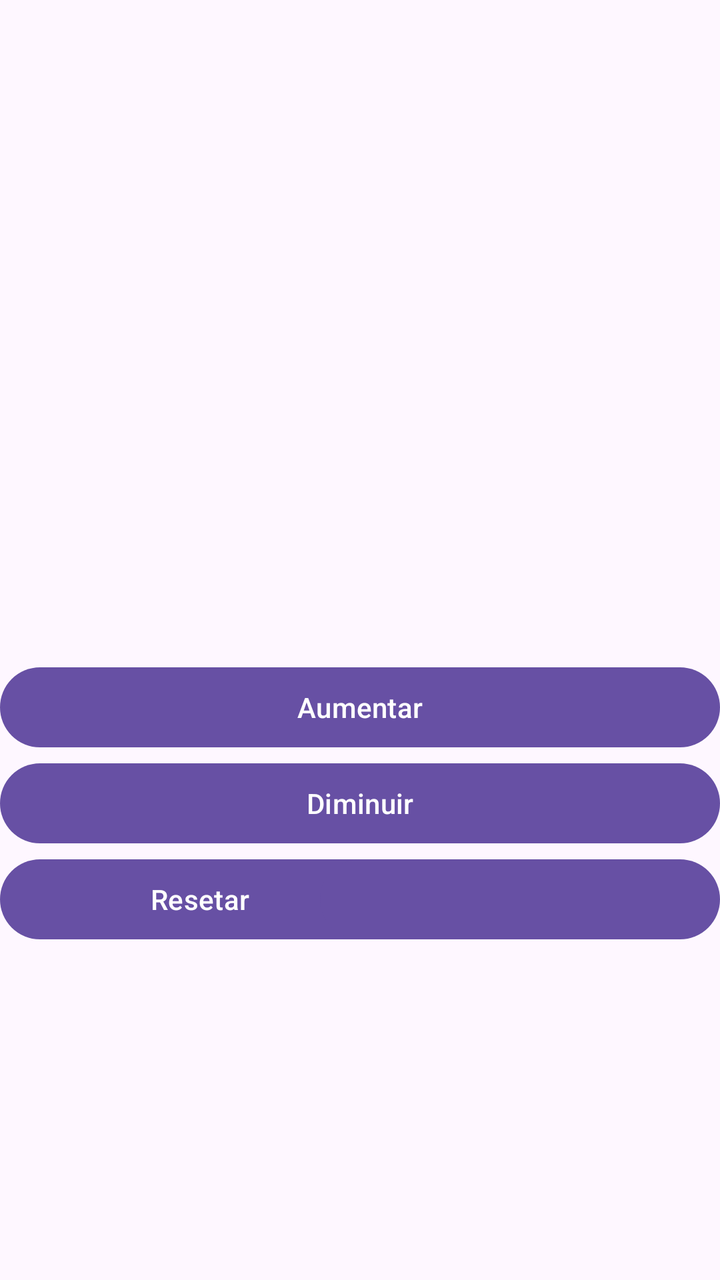
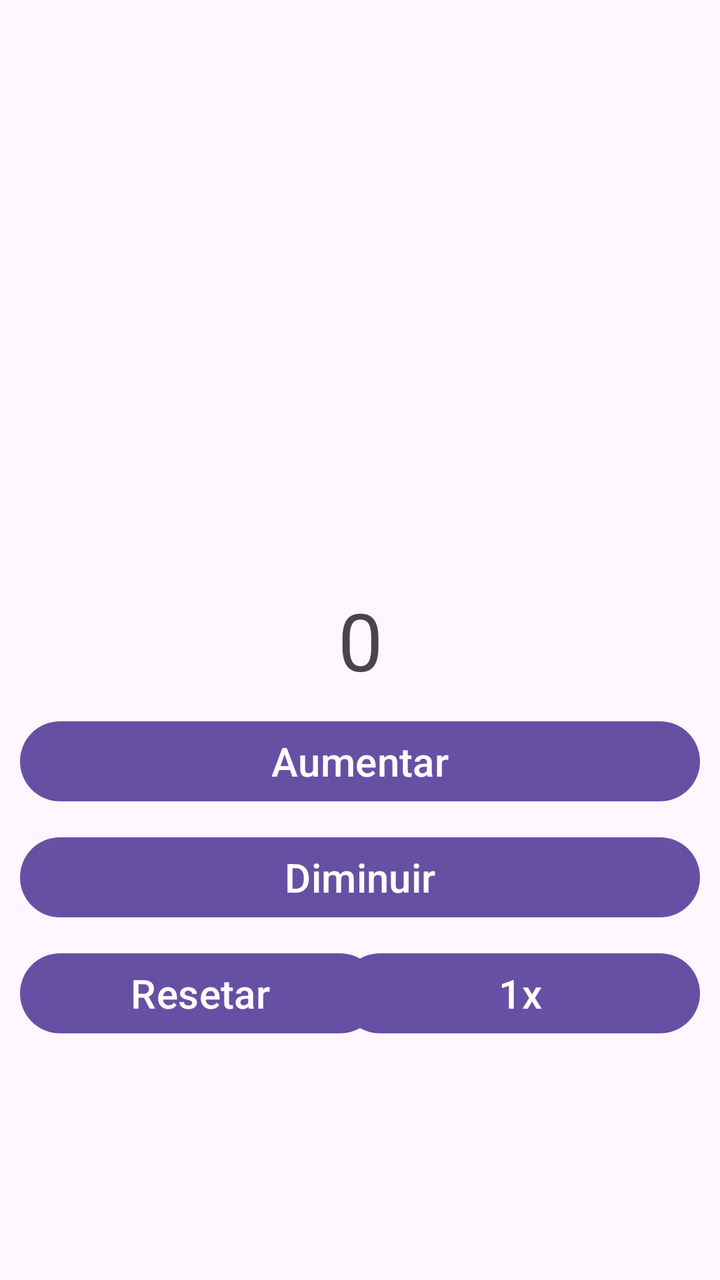

An Android layout rendered at two revisions. The XML below is the earlier revision; the diff shows what the commit changed to produce the second picture.
<!-- AndroidManifest.xml: application theme Theme.Contador -->
<!-- res/layout/activity_main.xml -->
<?xml version="1.0" encoding="utf-8"?>
<androidx.constraintlayout.widget.ConstraintLayout
    xmlns:android="http://schemas.android.com/apk/res/android"
    xmlns:tools="http://schemas.android.com/tools"
    xmlns:app="http://schemas.android.com/apk/res-auto"
    android:id="@+id/main"
    android:layout_width="match_parent"
    android:layout_height="match_parent"
    tools:context=".MainActivity">

    <TextView android:id="@+id/textview"
      android:layout_width="wrap_content"
      android:layout_height="wrap_content"
      android:text=""
      app:layout_constraintBottom_toBottomOf="parent"
      app:layout_constraintStart_toStartOf="parent"
      app:layout_constraintEnd_toEndOf="parent"
      app:layout_constraintTop_toTopOf="parent"
        />

    <Button android:id="@+id/btnAumentar"
        android:layout_width="match_parent"
        android:layout_height="wrap_content"
        android:text="@string/btnAumentar"
        app:layout_constraintStart_toStartOf="parent"
        app:layout_constraintEnd_toEndOf="parent"
        app:layout_constraintTop_toBottomOf="@id/textview"
        />

    <Button android:id="@+id/btnDiminuir"
        android:layout_width="match_parent"
        android:layout_height="wrap_content"
        android:text="@string/btnDiminuir"
        app:layout_constraintStart_toStartOf="parent"
        app:layout_constraintEnd_toEndOf="parent"
        app:layout_constraintTop_toBottomOf="@id/btnAumentar"
        />

    <Button android:id="@+id/btnReset"
        android:layout_width="200dp"
        android:layout_height="wrap_content"
        android:text="@string/btnReset"
        app:layout_constraintStart_toStartOf="parent"
        app:layout_constraintTop_toBottomOf="@id/btnDiminuir"
        />
    <Button android:id="@+id/btnVelocidade"
        android:layout_width="200dp"
        android:layout_height="wrap_content"
        android:text=""
        app:layout_constraintEnd_toEndOf="parent"
        app:layout_constraintTop_toBottomOf="@id/btnDiminuir"
        />

  </androidx.constraintlayout.widget.ConstraintLayout>
<!-- resources referenced by this layout -->
<resources>
  <string name="btnAumentar">Aumentar</string>
  <string name="btnDiminuir">Diminuir</string>
  <string name="btnReset">Resetar</string>
  <style name="Theme.Contador" parent="Base.Theme.Contador" />
  <style name="Base.Theme.Contador" parent="Theme.Material3.DayNight.NoActionBar">
          
          
      </style>
</resources>

<!-- the commit's change to res/layout/activity_main.xml (unified diff, before → after) -->
@@ -9,19 +9,22 @@
     tools:context=".MainActivity">
 
     <TextView android:id="@+id/textview"
-      android:layout_width="wrap_content"
-      android:layout_height="wrap_content"
-      android:text=""
-      app:layout_constraintBottom_toBottomOf="parent"
-      app:layout_constraintStart_toStartOf="parent"
-      app:layout_constraintEnd_toEndOf="parent"
-      app:layout_constraintTop_toTopOf="parent"
+        android:layout_width="wrap_content"
+        android:layout_height="wrap_content"
+        android:text="0"
+        android:textSize="40sp"
+        app:layout_constraintBottom_toBottomOf="parent"
+        app:layout_constraintStart_toStartOf="parent"
+        app:layout_constraintEnd_toEndOf="parent"
+        app:layout_constraintTop_toTopOf="parent"
         />
 
     <Button android:id="@+id/btnAumentar"
         android:layout_width="match_parent"
         android:layout_height="wrap_content"
         android:text="@string/btnAumentar"
+        android:textSize="20sp"
+        android:layout_margin="10dp"
         app:layout_constraintStart_toStartOf="parent"
         app:layout_constraintEnd_toEndOf="parent"
         app:layout_constraintTop_toBottomOf="@id/textview"
@@ -31,22 +34,28 @@
         android:layout_width="match_parent"
         android:layout_height="wrap_content"
         android:text="@string/btnDiminuir"
+        android:textSize="20sp"
+        android:layout_margin="10dp"
         app:layout_constraintStart_toStartOf="parent"
         app:layout_constraintEnd_toEndOf="parent"
         app:layout_constraintTop_toBottomOf="@id/btnAumentar"
         />
 
     <Button android:id="@+id/btnReset"
-        android:layout_width="200dp"
+        android:layout_width="180dp"
         android:layout_height="wrap_content"
         android:text="@string/btnReset"
+        android:textSize="20sp"
+        android:layout_margin="10dp"
         app:layout_constraintStart_toStartOf="parent"
         app:layout_constraintTop_toBottomOf="@id/btnDiminuir"
         />
     <Button android:id="@+id/btnVelocidade"
-        android:layout_width="200dp"
+        android:layout_width="180dp"
         android:layout_height="wrap_content"
-        android:text=""
+        android:text="1x"
+        android:textSize="20sp"
+        android:layout_margin="10dp"
         app:layout_constraintEnd_toEndOf="parent"
         app:layout_constraintTop_toBottomOf="@id/btnDiminuir"
         />
